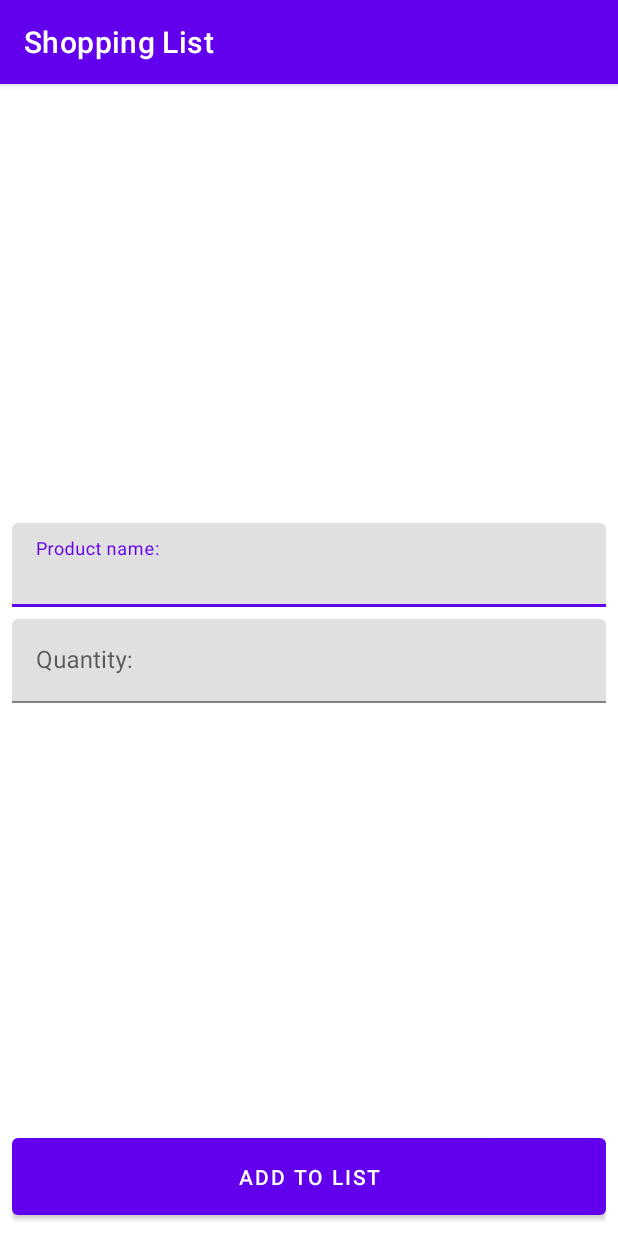
After one commit to makDmitr/ShoppingList, an Android app: the ShopItemActivity screen opened directly, with no data from a screen before it, on a phone screen of 412 x 824 dp. The commit adds this screen. Run offline under Robolectric (Android 15) with nearby library versions, the phone set to English and light mode, and no system bars.

Commit message:
Added layout for ShopItem add/edit screen

```diff
--- a/app/src/main/AndroidManifest.xml
+++ b/app/src/main/AndroidManifest.xml
@@ -12,6 +12,10 @@
         android:theme="@style/Theme.ShoppingList"
         tools:targetApi="31">
         <activity
+            android:name=".presentation.ShopItemActivity"
+            android:windowSoftInputMode="adjustResize"
+            android:exported="false" />
+        <activity
             android:name=".presentation.MainActivity"
             android:exported="true">
             <intent-filter>
--- /dev/null
+++ b/app/src/main/java/com/example/shoppinglist/presentation/ShopItemActivity.kt
@@ -0,0 +1,12 @@
+package com.example.shoppinglist.presentation
+
+import androidx.appcompat.app.AppCompatActivity
+import android.os.Bundle
+import com.example.shoppinglist.R
+
+class ShopItemActivity : AppCompatActivity() {
+    override fun onCreate(savedInstanceState: Bundle?) {
+        super.onCreate(savedInstanceState)
+        setContentView(R.layout.activity_shop_item)
+    }
+}
--- a/app/src/main/java/com/example/shoppinglist/presentation/ShopItemsAdapter.kt
+++ b/app/src/main/java/com/example/shoppinglist/presentation/ShopItemsAdapter.kt
@@ -24,7 +24,7 @@ class ShopItemsAdapter :
     var onLongClickListener: ((ShopItem) -> Unit)? = null
     var onClickListener: ((ShopItem) -> Unit)? = null
     override fun onCreateViewHolder(parent: ViewGroup, viewType: Int): ShopItemViewHolder {
-        Log.d(TAG, "onCreateViewHolder: ${++countOnCreate}")
+//        Log.d(TAG, "onCreateViewHolder: ${++countOnCreate}")
         val layoutId = when (viewType) {
             ACTIVE_VIEW_TYPE -> {
                 R.layout.active_item
@@ -47,7 +47,7 @@ class ShopItemsAdapter :
     }
 
     override fun getItemViewType(position: Int): Int {
-        Log.d(TAG, "getItemViewType: $position")
+//        Log.d(TAG, "getItemViewType: $position")
         val itemToShow = getItem(position)
         return if (itemToShow.isActive) {
             ACTIVE_VIEW_TYPE
@@ -57,7 +57,7 @@ class ShopItemsAdapter :
     }
 
     override fun onBindViewHolder(holder: ShopItemViewHolder, position: Int) {
-        Log.d(TAG, "onBindViewHolder: ${++countOnBind}")
+//        Log.d(TAG, "onBindViewHolder: ${++countOnBind}")
         val itemToShow = getItem(position)
         holder.bindViews(
             itemToShow,
--- /dev/null
+++ b/app/src/main/res/layout/activity_shop_item.xml
@@ -0,0 +1,52 @@
+<?xml version="1.0" encoding="utf-8"?>
+<androidx.constraintlayout.widget.ConstraintLayout xmlns:android="http://schemas.android.com/apk/res/android"
+    xmlns:app="http://schemas.android.com/apk/res-auto"
+    xmlns:tools="http://schemas.android.com/tools"
+    android:layout_width="match_parent"
+    android:layout_height="match_parent"
+    android:padding="8dp"
+    tools:context=".presentation.ShopItemActivity">
+
+    <com.google.android.material.textfield.TextInputLayout
+        android:id="@+id/tilName"
+        android:layout_width="match_parent"
+        android:layout_height="wrap_content"
+        android:layout_marginBottom="8dp"
+        app:layout_constraintBottom_toTopOf="@+id/tilQuantity"
+        app:layout_constraintTop_toTopOf="parent"
+        tools:layout_editor_absoluteX="8dp"
+        app:layout_constraintVertical_chainStyle="packed">
+
+        <com.google.android.material.textfield.TextInputEditText
+            android:id="@+id/etName"
+            android:layout_width="match_parent"
+            android:layout_height="wrap_content"
+            android:hint="@string/hint_product_name" />
+
+    </com.google.android.material.textfield.TextInputLayout>
+
+    <com.google.android.material.textfield.TextInputLayout
+        android:id="@+id/tilQuantity"
+        android:layout_width="match_parent"
+        android:layout_height="wrap_content"
+        app:layout_constraintBottom_toTopOf="@+id/bAddToList"
+        app:layout_constraintTop_toBottomOf="@+id/tilName"
+        tools:layout_editor_absoluteX="8dp">
+
+        <com.google.android.material.textfield.TextInputEditText
+            android:id="@+id/etQuantity"
+            android:layout_width="match_parent"
+            android:layout_height="wrap_content"
+            android:hint="@string/hint_quantity" />
+
+    </com.google.android.material.textfield.TextInputLayout>
+
+    <Button
+        android:id="@+id/bAddToList"
+        android:padding="16dp"
+        android:layout_width="match_parent"
+        android:layout_height="wrap_content"
+        android:text="@string/button_add_to_list"
+        app:layout_constraintBottom_toBottomOf="parent" />
+
+</androidx.constraintlayout.widget.ConstraintLayout>
--- a/app/src/main/res/values/strings.xml
+++ b/app/src/main/res/values/strings.xml
@@ -1,4 +1,7 @@
 <resources>
     <string name="app_name">Shopping List</string>
     <string name="add_element_content_description">Add Element</string>
+    <string name="hint_product_name">Product name:</string>
+    <string name="button_add_to_list">add to list</string>
+    <string name="hint_quantity">Quantity:</string>
 </resources>
```
